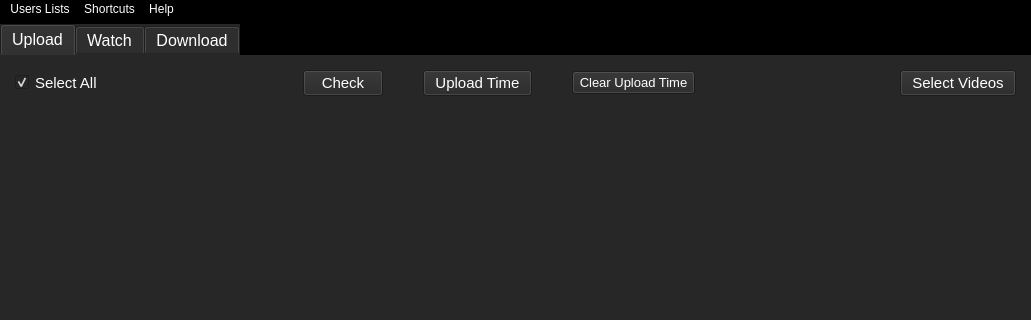
Above: outside/views_ui/Outside_MainWindow.ui from Outsider-corp/OutsideYT before the change; both pictures show x 0 to 1031 and y 0 to 320 of the 1031 by 634 pixel window. Below: the same form after it.
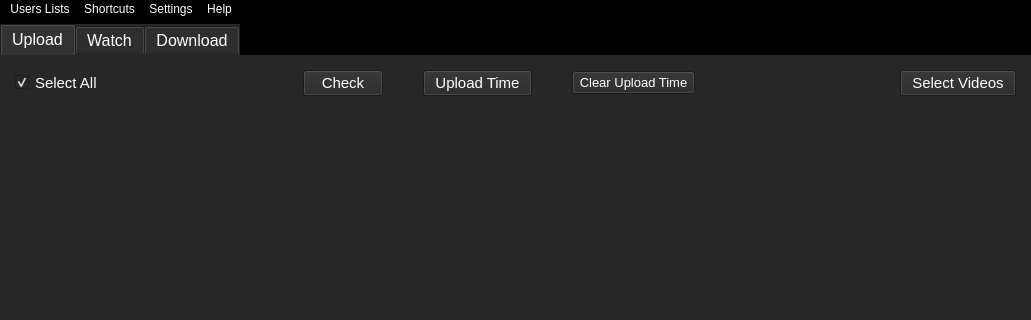
That is the form after the change.

Commit message: v1.1.7 small fixes with tables and userslists dialogs; need to fix update settings in topbar

```diff
--- a/outside/views_ui/Outside_MainWindow.ui
+++ b/outside/views_ui/Outside_MainWindow.ui
@@ -989,8 +989,15 @@
     <addaction name="separator"/>
     <addaction name="actionWatchers_2"/>
    </widget>
+   <widget class="QMenu" name="menuSettings">
+    <property name="title">
+     <string>Settings</string>
+    </property>
+    <addaction name="actionUpdate_Settings"/>
+   </widget>
    <addaction name="menuUsers_Lists"/>
    <addaction name="menuOutside_YouTube"/>
+   <addaction name="menuSettings"/>
    <addaction name="menuHelp"/>
   </widget>
   <action name="actionAbout_Outside_YT">
```
Left out of the diff: 5 changed lines with no effect on the pictures. The commit also changes 12 other files.
